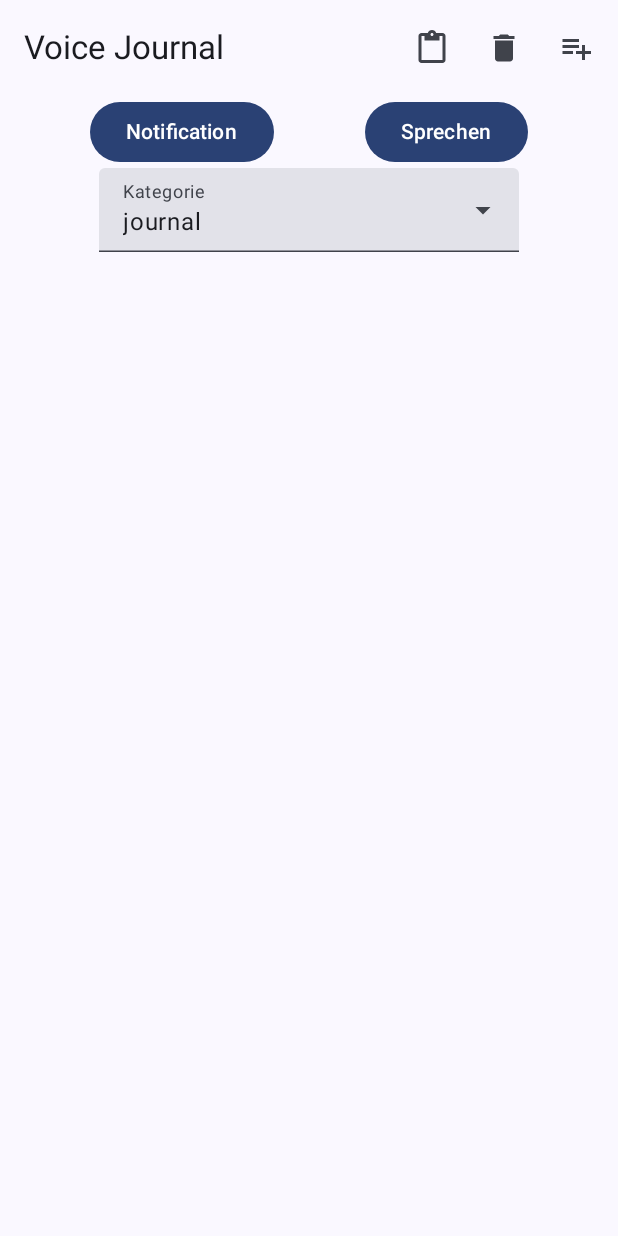
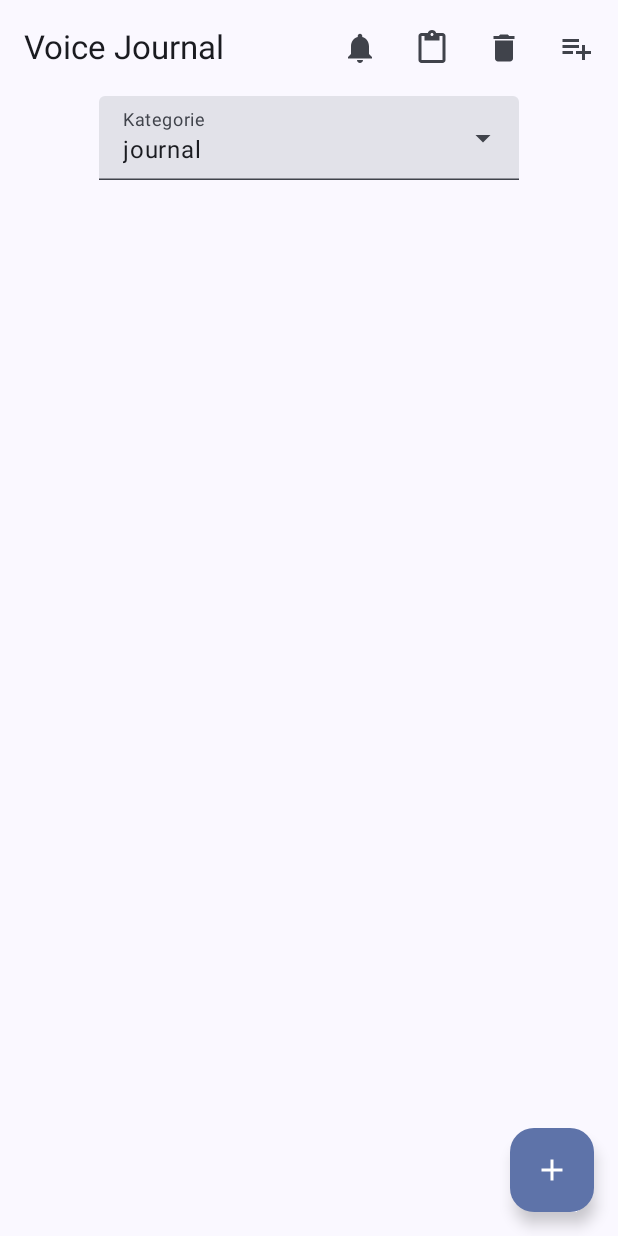
Before and after one commit to strangeoptics/voicejournal, an Android app built with Jetpack Compose: the screen it shows after launch (MainActivity), on a phone screen of 412 x 824 dp. Run offline under Robolectric (Android 15) with nearby library versions, the phone set to English and light mode, and no system bars; our stand-ins replace Room's generated code.

Commit message:
speak as floating action button and notification into the TopAppBar

```diff
--- a/app/src/main/java/com/example/voicejournal/MainActivity.kt
+++ b/app/src/main/java/com/example/voicejournal/MainActivity.kt
@@ -27,14 +27,17 @@ import androidx.compose.foundation.layout.padding
 import androidx.compose.foundation.lazy.LazyColumn
 import androidx.compose.foundation.lazy.items
 import androidx.compose.material.icons.Icons
+import androidx.compose.material.icons.filled.Add
 import androidx.compose.material.icons.filled.ContentPaste
 import androidx.compose.material.icons.filled.Delete
+import androidx.compose.material.icons.filled.Notifications
 import androidx.compose.material.icons.filled.PlaylistAdd
 import androidx.compose.material3.Button
 import androidx.compose.material3.DropdownMenuItem
 import androidx.compose.material3.ExperimentalMaterial3Api
 import androidx.compose.material3.ExposedDropdownMenuBox
 import androidx.compose.material3.ExposedDropdownMenuDefaults
+import androidx.compose.material3.FloatingActionButton
 import androidx.compose.material3.Icon
 import androidx.compose.material3.IconButton
 import androidx.compose.material3.MenuAnchorType
@@ -105,6 +108,28 @@ class MainActivity : ComponentActivity() {
                     val formatter = DateTimeFormatter.ofPattern("yyyy-MM-dd HH:mm")
                     "[${date.format(formatter)}] ${entry.content}"
                 }
+                val recordAudioPermissionLauncher = rememberLauncherForActivityResult(
+                    contract = ActivityResultContracts.RequestPermission(),
+                    onResult = { isGranted ->
+                        if (isGranted) {
+                            startListening()
+                        }
+                    }
+                )
+                val notificationPermissions = arrayOf(
+                    Manifest.permission.POST_NOTIFICATIONS,
+                    Manifest.permission.RECORD_AUDIO
+                )
+                val notificationPermissionLauncher = rememberLauncherForActivityResult(
+                    contract = ActivityResultContracts.RequestMultiplePermissions(),
+                    onResult = { permissionsMap ->
+                        val allGranted = permissionsMap.values.all { it }
+                        if (allGranted) {
+                            showNotification(context)
+                        }
+                    }
+                )
+                val scope = rememberCoroutineScope()
 
 
                 Scaffold(
@@ -113,6 +138,20 @@ class MainActivity : ComponentActivity() {
                         TopAppBar(
                             title = { Text("Voice Journal") },
                             actions = {
+                                IconButton(onClick = {
+                                    scope.launch {
+                                        val allPermissionsGranted = notificationPermissions.all {
+                                            ContextCompat.checkSelfPermission(context, it) == PackageManager.PERMISSION_GRANTED
+                                        }
+                                        if (allPermissionsGranted) {
+                                            showNotification(context)
+                                        } else {
+                                            notificationPermissionLauncher.launch(notificationPermissions)
+                                        }
+                                    }
+                                }) {
+                                    Icon(Icons.Filled.Notifications, contentDescription = "Benachrichtigung anzeigen")
+                                }
                                 IconButton(onClick = {
                                     val clipboardManager = context.getSystemService(Context.CLIPBOARD_SERVICE) as ClipboardManager
                                     val clip = ClipData.newPlainText("VoiceJournal", textToShow)
@@ -144,6 +183,23 @@ class MainActivity : ComponentActivity() {
                                 }
                             }
                         )
+                    },
+                    floatingActionButton = {
+                        FloatingActionButton(onClick = {
+                            when {
+                                ContextCompat.checkSelfPermission(
+                                    context,
+                                    Manifest.permission.RECORD_AUDIO
+                                ) == PackageManager.PERMISSION_GRANTED -> {
+                                    startListening()
+                                }
+                                else -> {
+                                    recordAudioPermissionLauncher.launch(Manifest.permission.RECORD_AUDIO)
+                                }
+                            }
+                        }) {
+                            Icon(Icons.Filled.Add, contentDescription = "Sprechen")
+                        }
                     }
                 ) { innerPadding ->
                     Greeting(
@@ -151,8 +207,7 @@ class MainActivity : ComponentActivity() {
                         entries = filteredEntries,
                         categories = categories,
                         selectedCategory = category,
-                        onCategoryChange = { selectedCategory.value = it },
-                        onSpeakClick = ::startListening
+                        onCategoryChange = { selectedCategory.value = it }
                     )
                 }
             }
@@ -264,73 +319,17 @@ fun Greeting(
     entries: List<JournalEntry>,
     categories: List<String>,
     selectedCategory: String,
-    onCategoryChange: (String) -> Unit,
-    onSpeakClick: () -> Unit
+    onCategoryChange: (String) -> Unit
 ) {
     val context = LocalContext.current
-    val scope = rememberCoroutineScope()
-    val notificationPermissions = arrayOf(
-        Manifest.permission.POST_NOTIFICATIONS,
-        Manifest.permission.RECORD_AUDIO
-    )
-    val notificationPermissionLauncher = rememberLauncherForActivityResult(
-        contract = ActivityResultContracts.RequestMultiplePermissions(),
-        onResult = { permissionsMap ->
-            val allGranted = permissionsMap.values.all { it }
-            if (allGranted) {
-                showNotification(context)
-            }
-        }
-    )
 
-    val recordAudioPermissionLauncher = rememberLauncherForActivityResult(
-        contract = ActivityResultContracts.RequestPermission(),
-        onResult = { isGranted ->
-            if (isGranted) {
-                onSpeakClick()
-            }
-        }
-    )
 
     Column(
         modifier = modifier.fillMaxSize(),
         verticalArrangement = Arrangement.Top,
         horizontalAlignment = Alignment.CenterHorizontally
     ) {
-        Row(
-            modifier = Modifier.fillMaxWidth(),
-            horizontalArrangement = Arrangement.SpaceEvenly,
-        ) {
-            Button(onClick = {
-                scope.launch {
-                    val allPermissionsGranted = notificationPermissions.all {
-                        ContextCompat.checkSelfPermission(context, it) == PackageManager.PERMISSION_GRANTED
-                    }
-                    if (allPermissionsGranted) {
-                        showNotification(context)
-                    } else {
-                        notificationPermissionLauncher.launch(notificationPermissions)
-                    }
-                }
-            }) {
-                Text(text = "Notification")
-            }
-            Button(onClick = {
-                when {
-                    ContextCompat.checkSelfPermission(
-                        context,
-                        Manifest.permission.RECORD_AUDIO
-                    ) == PackageManager.PERMISSION_GRANTED -> {
-                        onSpeakClick()
-                    }
-                    else -> {
-                        recordAudioPermissionLauncher.launch(Manifest.permission.RECORD_AUDIO)
-                    }
-                }
-            }) {
-                Text(text = "Sprechen")
-            }
-        }
+
 
         var expanded by remember { mutableStateOf(false) }
 
@@ -428,8 +427,7 @@ fun GreetingPreview() {
             entries = filteredEntries,
             categories = categories,
             selectedCategory = selectedCategory,
-            onCategoryChange = { selectedCategory = it },
-            onSpeakClick = {}
+            onCategoryChange = { selectedCategory = it }
         )
     }
 }
```
